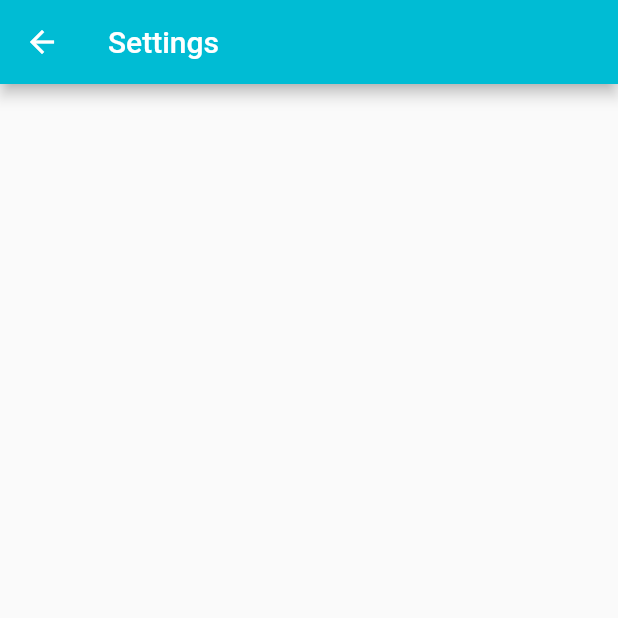
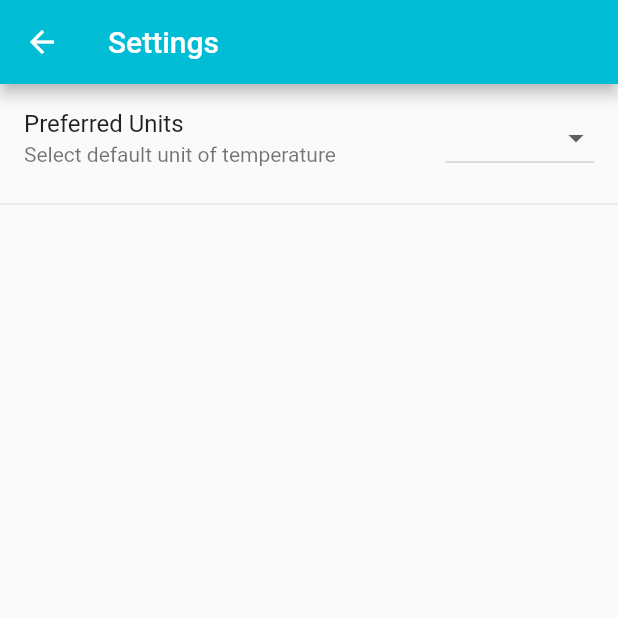
Before and after one commit to McHippy3/quick-pick, a Flutter app: the SettingsPage screen opened directly, on a phone screen of 412 x 824 dp, the top half of it. Run offline on Flutter 3.47's test engine with Material 2 defaults, Android fonts, the phone set to English and light mode, and no system bars; our stand-ins replace image_picker, location, shared_preferences; accounts and stored records are empty; network calls fail.

Commit message:
making settings

```diff
--- a/lib/main.dart
+++ b/lib/main.dart
@@ -10,6 +10,7 @@ import 'dart:io';
 import 'package:path_provider/path_provider.dart';
 import 'wardrobe.dart';
 import 'settings.dart';
+import 'package:shared_preferences/shared_preferences.dart';
 
 /**
  * TODOS:
--- a/lib/settings.dart
+++ b/lib/settings.dart
@@ -1,10 +1,49 @@
 import 'package:flutter/material.dart';
 
-class SettingsPage extends StatelessWidget{
-  Widget build(BuildContext context){
+class SettingsPage extends StatefulWidget{
+  @override
+  State<StatefulWidget> createState() {
+    return _SettingsPageState();
+  }
+}
+
+class _SettingsPageState extends State <SettingsPage> {
+  int temperature;
+
+  @override
+  Widget build(BuildContext context) {
     return Scaffold(
-      appBar: AppBar(title: Text("Settings"), backgroundColor: Colors.cyan,),
-      body: Center(),
+      appBar: AppBar(
+        title: Text("Settings"),
+        backgroundColor: Colors.cyan,
+      ),
+      body: ListView(
+        children: <Widget>[
+          ListTile(
+            title: Text("Preferred Units"),
+            subtitle: Text("Select default unit of temperature"),
+            trailing: DropdownButton <int> (
+              value: temperature,
+              onChanged: (int newValue) {
+                setState(() {
+                 temperature = newValue;
+                });
+              },
+              items: <DropdownMenuItem<int>> [
+                DropdownMenuItem<int>(
+                  value: 0,
+                  child: Text("Celcius"),
+                ),
+                DropdownMenuItem <int>(
+                  value: 1,
+                  child: Text("Fahrenheit"),
+                ),
+              ],
+            ),
+          ),
+          Divider(),
+        ],
+      ),
     );
   }
 }
--- a/pubspec.yaml
+++ b/pubspec.yaml
@@ -15,6 +15,7 @@ dependencies:
   path_provider: ^0.5.0+1
   image_picker: ^0.4.12+1
   flutter_launcher_icons: "^0.7.0"
+  shared_preferences: ^0.5.2
 
 dev_dependencies:
   flutter_test:
```
Also changed, not shown: lib/summary.dart (+7 -21 lines), pubspec.lock.
